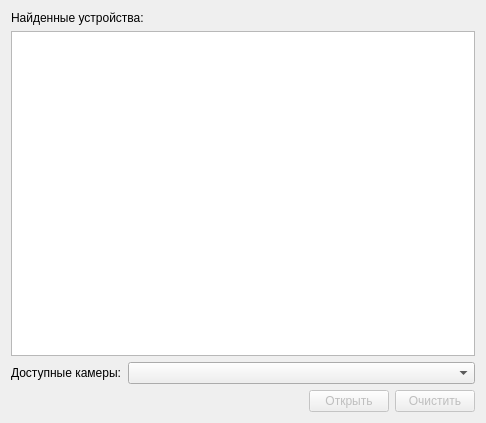
The window that ble_scanner/res/dlg_ble_scan_device.ui (mcsltd/mcs-inRat-monitor) describes before a commit, drawn with Qt 5.
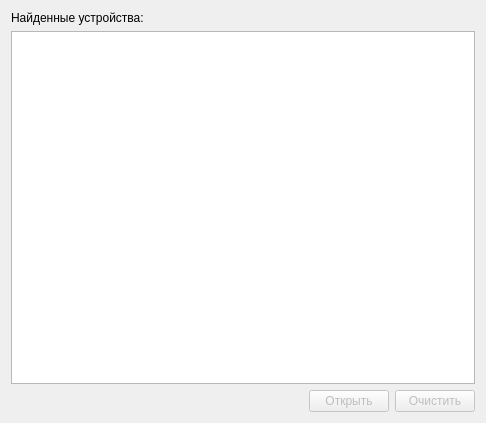
The same window after the commit. Icons and pictures are not drawn.

Commit message: feat: add splitters and move logic turn on/off camera

```diff
--- a/ble_scanner/res/dlg_ble_scan_device.ui
+++ b/ble_scanner/res/dlg_ble_scan_device.ui
@@ -26,26 +26,6 @@
      <item>
       <widget class="QListWidget" name="listWidgetFoundDevice"/>
      </item>
-     <item>
-      <layout class="QHBoxLayout" name="horizontalLayout_2">
-       <item>
-        <widget class="QLabel" name="labelCamera">
-         <property name="sizePolicy">
-          <sizepolicy hsizetype="Fixed" vsizetype="Preferred">
-           <horstretch>0</horstretch>
-           <verstretch>0</verstretch>
-          </sizepolicy>
-         </property>
-         <property name="text">
-          <string>Доступные камеры:</string>
-         </property>
-        </widget>
-       </item>
-       <item>
-        <widget class="QComboBox" name="comboBoxCameras"/>
-       </item>
-      </layout>
-     </item>
      <item>
       <layout class="QHBoxLayout" name="horizontalLayout">
        <item>
```
Left out of the diff: 8 changed lines with no effect on the pictures. The commit also changes 18 other files.
